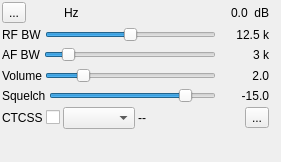
Old version of the form plugins/channel/nfm/nfmdemodgui.ui in the repository f4exb/sdrangel.
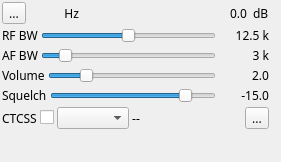
New version of the form. Icons and pictures are not drawn. Custom widgets are drawn as their Qt base class.

Commit message: Font size and face normalization (final)

The edit to the form file:
```diff
--- a/plugins/channel/nfm/nfmdemodgui.ui
+++ b/plugins/channel/nfm/nfmdemodgui.ui
@@ -10,6 +10,12 @@
     <height>162</height>
    </rect>
   </property>
+  <property name="font">
+   <font>
+    <family>Sans Serif</family>
+    <pointsize>9</pointsize>
+   </font>
+  </property>
   <property name="windowTitle">
    <string>NFM Demodulator</string>
   </property>
```
The commit also changes 13 other files.
